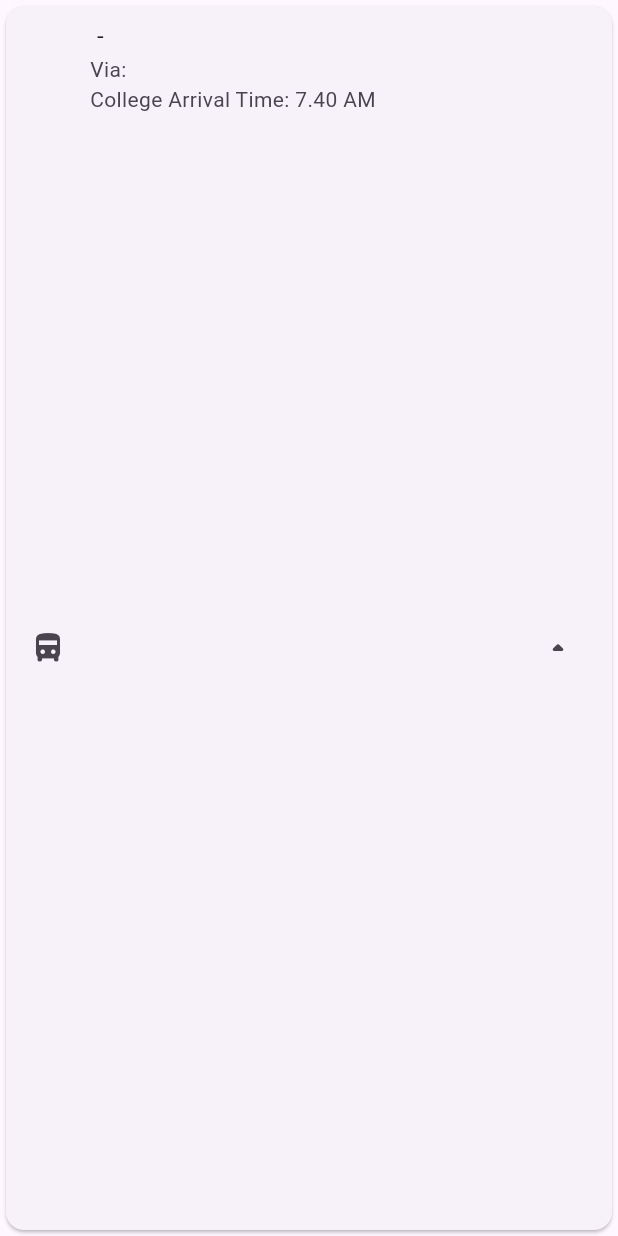
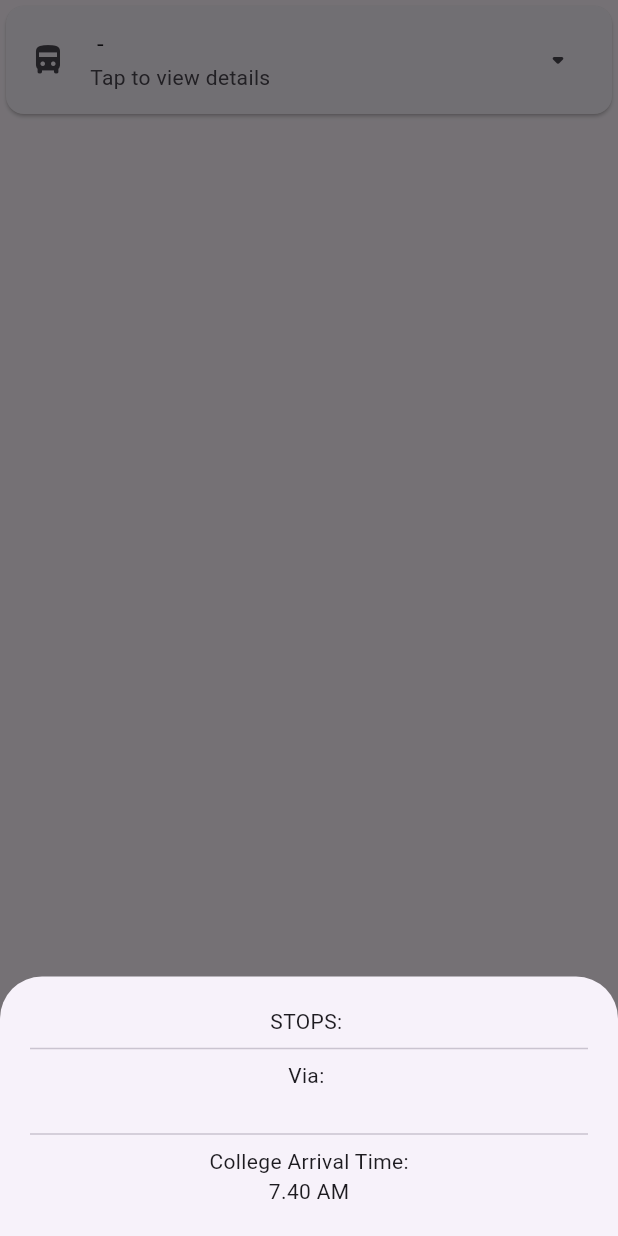
Before and after one commit to hvardhanan/rec-transport, a Flutter app: the BusWidget widget shown alone on an empty page, opened directly with empty values, after a tap on an icon or button, on a phone screen of 412 x 824 dp. Run offline on Flutter 3.47's test engine with Material 3 defaults, Android fonts, the phone set to English and light mode, and no system bars.

Commit message:
feat!: Display all the stops for a route

```diff
--- a/lib/components/bus_component.dart
+++ b/lib/components/bus_component.dart
@@ -12,7 +12,6 @@ class BusWidget extends StatefulWidget {
     required this.routeName,
     required this.via,
     required this.stops,
-
   });
 
   @override
@@ -22,30 +21,57 @@ class BusWidget extends StatefulWidget {
 class _BusWidgetState extends State<BusWidget> {
   bool isPressed = false;
 
+  SingleChildScrollView buildBottomSheetView() {
+    return SingleChildScrollView(
+                  padding: const EdgeInsets.all(20),
+                  child: Column(
+                    children: [
+                      const Text('STOPS: '),
+                      ListView.builder(
+                        shrinkWrap: true,
+                        physics: const NeverScrollableScrollPhysics(),
+                        scrollDirection: Axis.vertical,
+                        itemCount: widget.stops.length,
+                        itemBuilder: (context, index) {
+                          return ListTile(
+                            title: Text(widget.stops[index]['name']),
+                            subtitle: Text(
+                                'Time: ${widget.stops[index]['time']} AM'),
+                          );
+                        },
+                      ),
+                      const Divider(),
+                      const Text('Via: '),
+                      Text(
+                        widget.via,
+                        style: const TextStyle(fontSize: 14),
+                      ),
+                      const Divider(),
+                      const Text('College Arrival Time:'),
+                      const Text('7.40 AM'),
+                    ],
+                  ),
+                );
+  }
+
   @override
   Widget build(BuildContext context) {
     return Card(
       child: ListTile(
         leading: const Icon(Icons.directions_bus_filled),
         title: Text('${widget.routeNumber} - ${widget.routeName}'),
-        subtitle: AnimatedCrossFade(
-          firstChild: Column(
-            crossAxisAlignment: CrossAxisAlignment.start,
-            children: [
-                    Text('Via: ${widget.via}'),
-                    Text('College Arrival Time: 7.40 AM'),
-              ],
-          ),
-          secondChild: const Text('Tap to view details'),
-          crossFadeState: !isPressed
-              ? CrossFadeState.showSecond
-              : CrossFadeState.showFirst,
-          duration: const Duration(milliseconds: 100),
-        ),
-        trailing: isPressed ? const Icon(Icons.arrow_drop_up_rounded) : const Icon(Icons.arrow_drop_down_rounded),
+        subtitle: const Text('Tap to view details'),
+        trailing: isPressed
+            ? const Icon(Icons.arrow_drop_up_rounded)
+            : const Icon(Icons.arrow_drop_down_rounded),
         onTap: () {
           setState(() {
-            isPressed = !isPressed;
+            showModalBottomSheet(
+              context: context,
+              builder: (BuildContext context) {
+                return buildBottomSheetView();
+              },
+            );
           });
         },
       ),
```
Also changed, not shown: lib/models/bus_route.dart (deleted, +0 -26 lines).
